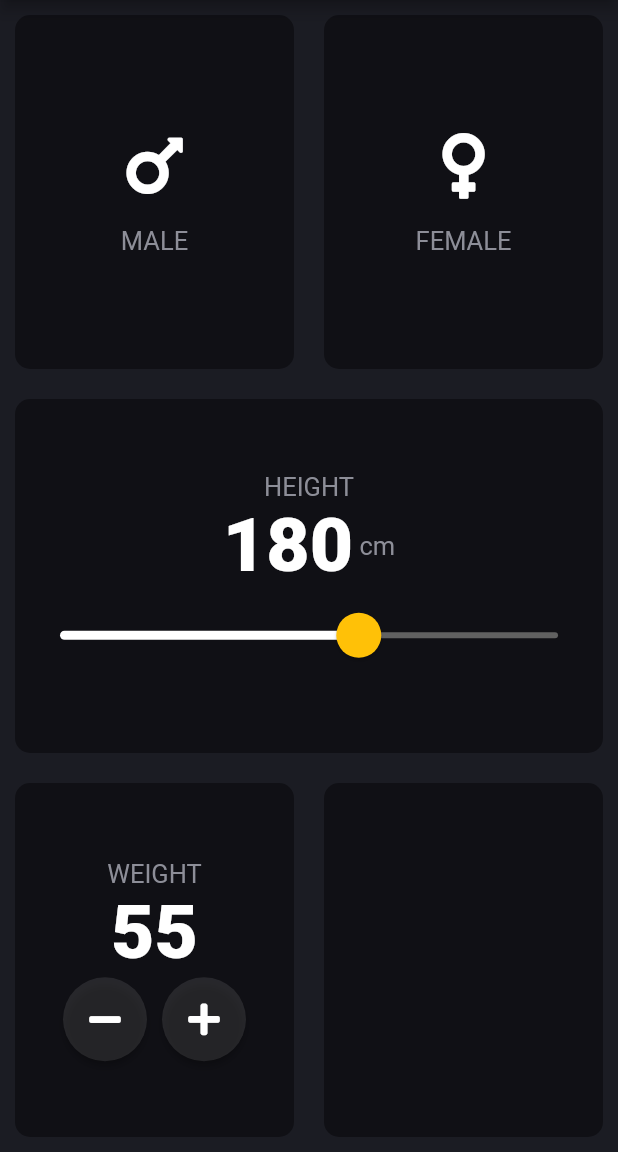
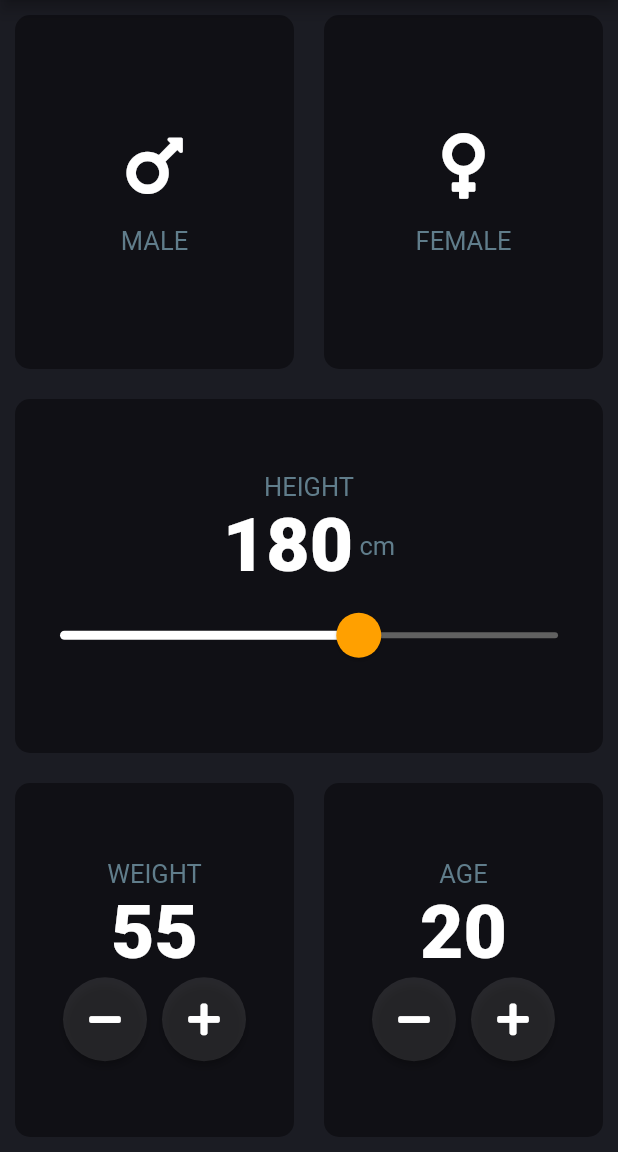
Before and after one commit to avajiyo/bmi-calculator, a Flutter app: the screen it shows after launch, on a phone screen of 412 x 824 dp, the part 84-1236 px from its top. Run offline on Flutter 3.47's test engine with Material 2 defaults, Android fonts, the phone set to English and light mode, and no system bars; our stand-ins replace font_awesome_flutter.

Commit message:
Age card is added

```diff
--- a/lib/constants.dart
+++ b/lib/constants.dart
@@ -7,6 +7,6 @@ const kHeadingStyle = TextStyle(
   fontSize: 20,
 );
 const kNormalCardColour = Color(0xFF101015);
-const kPressedCardColour = Colors.amber;
+const kPressedCardColour = Color(0xFFFFA000);
 const kNumberFontStyle = TextStyle(fontSize: 50, fontWeight: FontWeight.w900);
-const kLetterFontStyle = TextStyle(fontSize: 17, color: Color(0xFF8D8E98));
+const kLetterFontStyle = TextStyle(fontSize: 17, color: Colors.blueGrey);
--- a/lib/input_page.dart
+++ b/lib/input_page.dart
@@ -20,6 +20,7 @@ class _MyHomePageState extends State<MyHomePage> {
   Gender selectedGender;
   int height = 180;
   int weight = 55;
+  int age = 20;
 
   @override
   Widget build(BuildContext context) {
@@ -127,7 +128,37 @@ class _MyHomePageState extends State<MyHomePage> {
                             ],
                           ),
                           colour: kCardColor)),
-                  Expanded(child: ReusableCard(colour: kCardColor)),
+                  Expanded(
+                      child: ReusableCard(
+                    colour: kCardColor,
+                    cardChild: Column(
+                      mainAxisAlignment: MainAxisAlignment.center,
+                      children: <Widget>[
+                        Text('AGE', style: kLetterFontStyle),
+                        Text(age.toString(), style: kNumberFontStyle),
+                        Row(
+                          mainAxisAlignment: MainAxisAlignment.center,
+                          children: [
+                            RoundButton(
+                                icon: FontAwesomeIcons.minus,
+                                onPressed: () {
+                                  setState(() {
+                                    age--;
+                                  });
+                                }),
+                            Container(width: 10),
+                            RoundButton(
+                                icon: FontAwesomeIcons.plus,
+                                onPressed: () {
+                                  setState(() {
+                                    age++;
+                                  });
+                                }),
+                          ],
+                        )
+                      ],
+                    ),
+                  )),
                 ],
               ),
             ),
--- a/lib/main.dart
+++ b/lib/main.dart
@@ -14,7 +14,7 @@ class BMICalculator extends StatelessWidget {
           sliderTheme: SliderTheme.of(context).copyWith(
             activeTrackColor: Colors.white,
             inactiveTrackColor: Colors.grey[700],
-            thumbColor: Colors.amber,
+            thumbColor: Color(0xFFFFA000),
             overlayColor: Color(0x23FFECB3),
             thumbShape: RoundSliderThumbShape(enabledThumbRadius: 15),
             overlayShape: RoundSliderOverlayShape(overlayRadius: 30),
```
